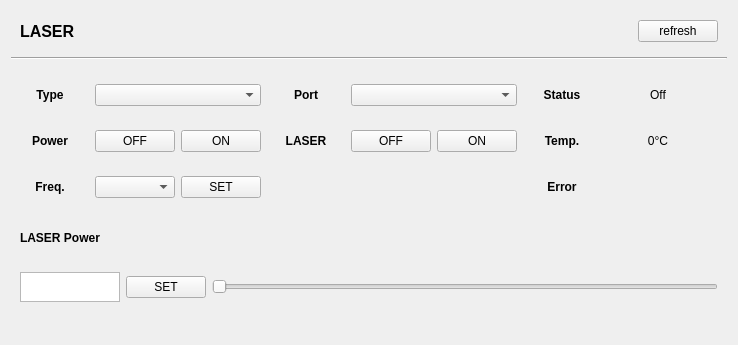
iiSM4u/iiSM-SW_public, file SlPicoSample/form.ui: the form before one commit.
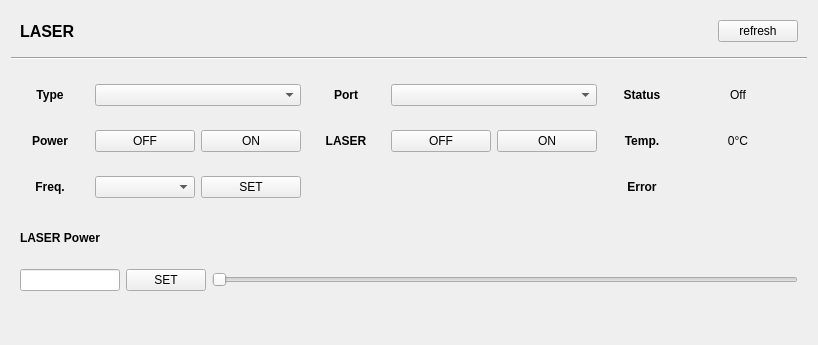
The form after the commit.

```diff
--- a/SlPicoSample/form.ui
+++ b/SlPicoSample/form.ui
@@ -6,7 +6,7 @@
    <rect>
     <x>0</x>
     <y>0</y>
-    <width>714</width>
+    <width>814</width>
     <height>345</height>
    </rect>
   </property>
@@ -182,7 +182,7 @@
           <widget class="QPushButton" name="btnPowerOff">
            <property name="minimumSize">
             <size>
-             <width>0</width>
+             <width>100</width>
              <height>0</height>
             </size>
            </property>
@@ -201,7 +201,7 @@
           <widget class="QPushButton" name="btnPowerOn">
            <property name="minimumSize">
             <size>
-             <width>0</width>
+             <width>100</width>
              <height>0</height>
             </size>
            </property>
@@ -247,7 +247,7 @@
           <widget class="QPushButton" name="btnLaserOff">
            <property name="minimumSize">
             <size>
-             <width>0</width>
+             <width>100</width>
              <height>0</height>
             </size>
            </property>
@@ -260,7 +260,7 @@
           <widget class="QPushButton" name="btnLaserOn">
            <property name="minimumSize">
             <size>
-             <width>0</width>
+             <width>100</width>
              <height>0</height>
             </size>
            </property>
@@ -341,6 +341,12 @@
         <layout class="QHBoxLayout" name="horizontalLayout_4">
          <item>
           <widget class="QComboBox" name="cbFrequency">
+           <property name="minimumSize">
+            <size>
+             <width>100</width>
+             <height>0</height>
+            </size>
+           </property>
            <property name="maximumSize">
             <size>
              <width>16777215</width>
@@ -351,6 +357,12 @@
          </item>
          <item>
           <widget class="QPushButton" name="btnFrequency">
+           <property name="minimumSize">
+            <size>
+             <width>100</width>
+             <height>0</height>
+            </size>
+           </property>
            <property name="maximumSize">
             <size>
              <width>16777215</width>
@@ -471,13 +483,16 @@
     <widget class="QWidget" name="widget_6" native="true">
      <layout class="QHBoxLayout" name="horizontalLayout_5">
       <item>
-       <widget class="QPlainTextEdit" name="editPower">
+       <widget class="QLineEdit" name="editPower">
         <property name="maximumSize">
          <size>
           <width>100</width>
-          <height>30</height>
+          <height>16777215</height>
          </size>
         </property>
+        <property name="alignment">
+         <set>Qt::AlignCenter</set>
+        </property>
        </widget>
       </item>
       <item>
```
